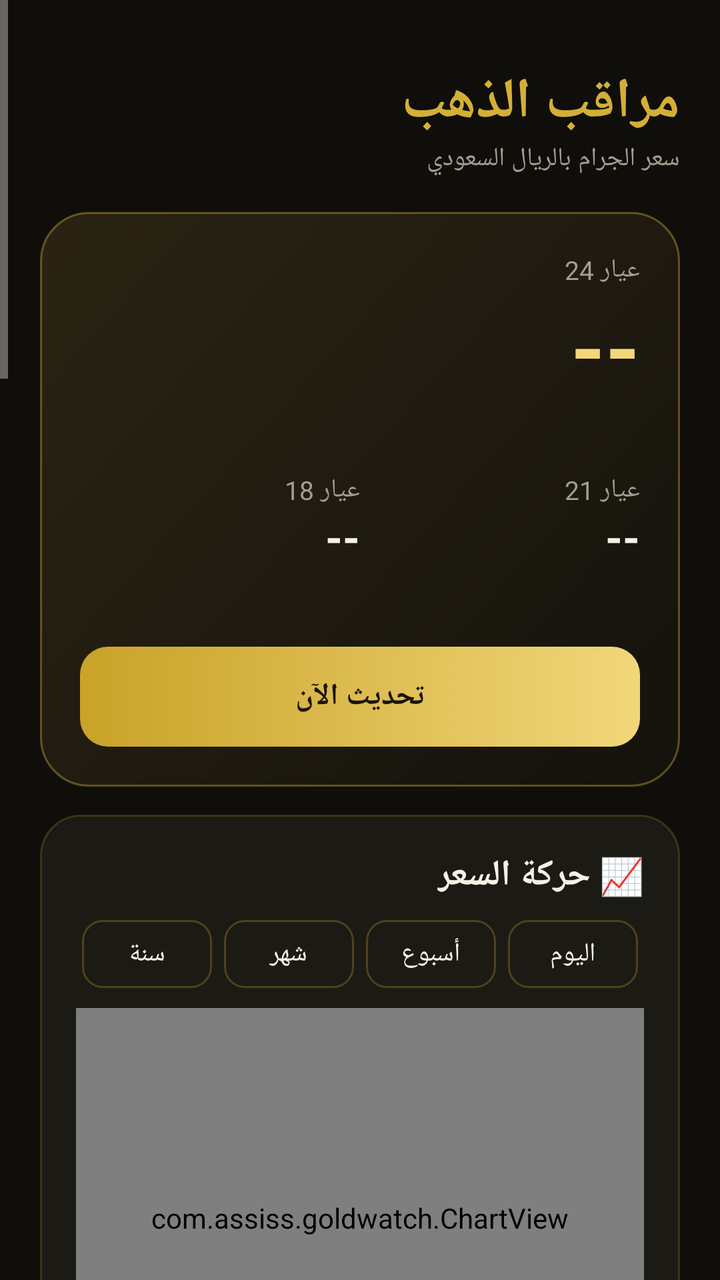
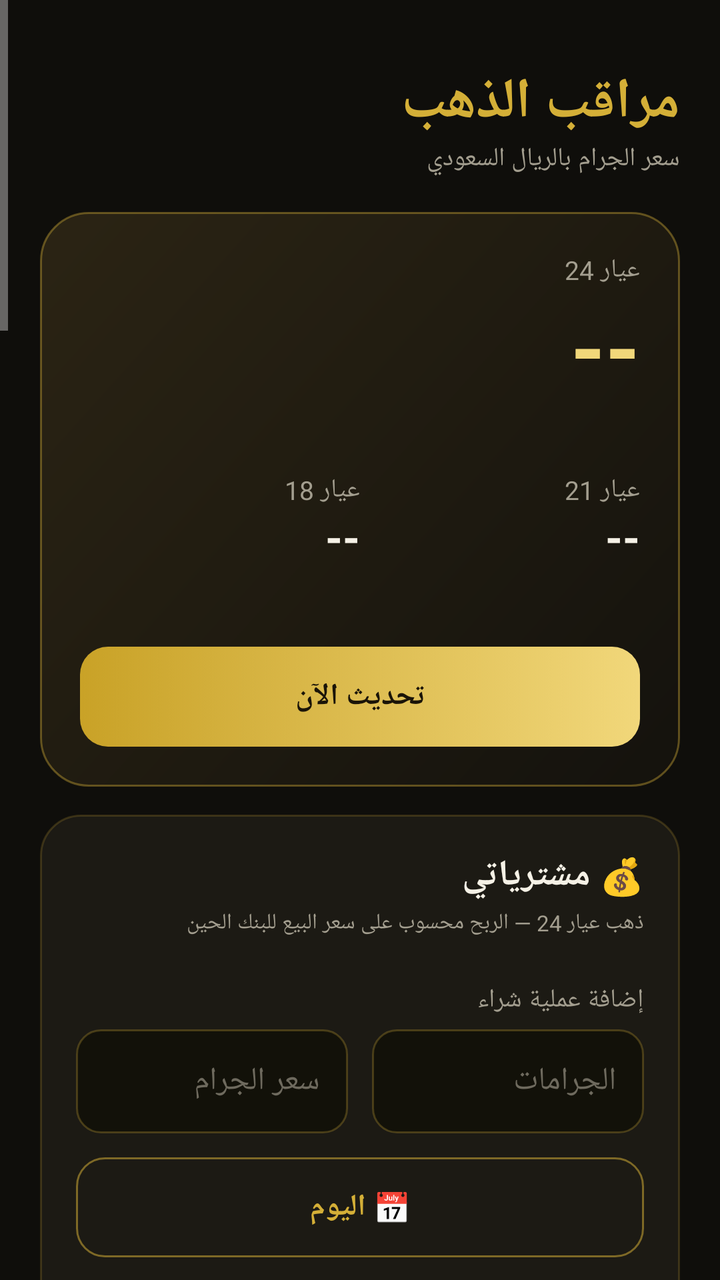

An Android layout rendered at two revisions. The XML below is the earlier revision; the diff shows what the commit changed to produce the second picture.
<!-- AndroidManifest.xml: application theme AppTheme -->
<!-- res/layout/activity_main.xml -->
<?xml version="1.0" encoding="utf-8"?>
<ScrollView xmlns:android="http://schemas.android.com/apk/res/android"
    android:layout_width="match_parent"
    android:layout_height="match_parent"
    android:fillViewport="true"
    android:layoutDirection="rtl">

    <LinearLayout
        android:layout_width="match_parent"
        android:layout_height="wrap_content"
        android:orientation="vertical"
        android:padding="20dp">

        <LinearLayout
            android:layout_width="match_parent"
            android:layout_height="wrap_content"
            android:layout_marginTop="12dp"
            android:orientation="horizontal"
            android:gravity="top">
            <LinearLayout
                android:layout_width="0dp"
                android:layout_height="wrap_content"
                android:layout_weight="1"
                android:orientation="vertical">
                <TextView
                    android:layout_width="wrap_content"
                    android:layout_height="wrap_content"
                    android:text="مراقب الذهب"
                    android:textColor="@color/gold"
                    android:textSize="28sp"
                    android:textStyle="bold" />
                <TextView style="@style/Label"
                    android:text="سعر الجرام بالريال السعودي" />
            </LinearLayout>

            
            <LinearLayout
                android:id="@+id/dedication"
                android:layout_width="wrap_content"
                android:layout_height="wrap_content"
                android:layout_marginTop="4dp"
                android:orientation="vertical"
                android:gravity="center"
                android:background="@drawable/badge_bg"
                android:paddingStart="14dp"
                android:paddingEnd="14dp"
                android:paddingTop="6dp"
                android:paddingBottom="8dp"
                android:visibility="gone">
                <TextView
                    android:layout_width="wrap_content"
                    android:layout_height="wrap_content"
                    android:text="✦ نسخة خاصة ✦"
                    android:textColor="@color/muted"
                    android:textSize="11sp" />
                <TextView
                    android:id="@+id/dedicationName"
                    android:layout_width="wrap_content"
                    android:layout_height="wrap_content"
                    android:textColor="@color/gold_light"
                    android:textSize="14sp"
                    android:textStyle="bold" />
            </LinearLayout>
        </LinearLayout>

        
        <LinearLayout
            android:layout_width="match_parent"
            android:layout_height="wrap_content"
            android:layout_marginTop="18dp"
            android:orientation="vertical"
            android:background="@drawable/hero_bg"
            android:padding="20dp">
            <TextView android:id="@+id/lMain" style="@style/Label" android:text="عيار 24" />
            <TextView android:id="@+id/pMain"
                android:layout_width="wrap_content" android:layout_height="wrap_content"
                android:text="--" android:textColor="@color/gold_light"
                android:textSize="44sp" android:textStyle="bold" />
            <TextView android:id="@+id/change"
                android:layout_width="wrap_content" android:layout_height="wrap_content"
                android:textColor="@color/muted" android:textSize="13sp" />

            
            <LinearLayout android:id="@+id/bankRow"
                android:layout_width="match_parent" android:layout_height="wrap_content"
                android:layout_marginTop="14dp" android:orientation="horizontal"
                android:background="@drawable/input_bg" android:padding="12dp"
                android:visibility="gone">
                <LinearLayout android:layout_width="0dp" android:layout_height="wrap_content"
                    android:layout_weight="1" android:orientation="vertical" android:gravity="center">
                    <TextView style="@style/Label" android:text="بيع للبنك" android:textSize="11sp" />
                    <TextView android:id="@+id/pSell" android:layout_width="wrap_content"
                        android:layout_height="wrap_content" android:text="--"
                        android:textColor="#FF8A80" android:textSize="17sp" android:textStyle="bold" />
                </LinearLayout>
                <LinearLayout android:layout_width="0dp" android:layout_height="wrap_content"
                    android:layout_weight="1" android:orientation="vertical" android:gravity="center">
                    <TextView style="@style/Label" android:text="العالمي" android:textSize="11sp" />
                    <TextView android:id="@+id/pWorld" android:layout_width="wrap_content"
                        android:layout_height="wrap_content" android:text="--"
                        android:textColor="@color/text" android:textSize="17sp" android:textStyle="bold" />
                </LinearLayout>
                <LinearLayout android:layout_width="0dp" android:layout_height="wrap_content"
                    android:layout_weight="1" android:orientation="vertical" android:gravity="center">
                    <TextView style="@style/Label" android:text="شراء من البنك" android:textSize="11sp" />
                    <TextView android:id="@+id/pBuy" android:layout_width="wrap_content"
                        android:layout_height="wrap_content" android:text="--"
                        android:textColor="#80E0A0" android:textSize="17sp" android:textStyle="bold" />
                </LinearLayout>
            </LinearLayout>

            <LinearLayout android:layout_width="match_parent" android:layout_height="wrap_content"
                android:layout_marginTop="16dp" android:orientation="horizontal">
                <LinearLayout android:layout_width="0dp" android:layout_height="wrap_content"
                    android:layout_weight="1" android:orientation="vertical">
                    <TextView android:id="@+id/lA" style="@style/Label" android:text="عيار 21" />
                    <TextView android:id="@+id/pA" android:layout_width="wrap_content"
                        android:layout_height="wrap_content" android:text="--"
                        android:textColor="@color/text" android:textSize="22sp" android:textStyle="bold" />
                </LinearLayout>
                <LinearLayout android:layout_width="0dp" android:layout_height="wrap_content"
                    android:layout_weight="1" android:orientation="vertical">
                    <TextView android:id="@+id/lB" style="@style/Label" android:text="عيار 18" />
                    <TextView android:id="@+id/pB" android:layout_width="wrap_content"
                        android:layout_height="wrap_content" android:text="--"
                        android:textColor="@color/text" android:textSize="22sp" android:textStyle="bold" />
                </LinearLayout>
            </LinearLayout>

            <TextView android:id="@+id/time"
                android:layout_width="wrap_content" android:layout_height="wrap_content"
                android:layout_marginTop="12dp" android:textColor="#7D786B" android:textSize="12sp" />
            <Button android:id="@+id/refresh" style="@style/GoldBtn" android:text="تحديث الآن" />
        </LinearLayout>

        
        <LinearLayout style="@style/Card">
            <TextView android:layout_width="wrap_content" android:layout_height="wrap_content"
                android:text="📈 حركة السعر" android:textColor="@color/text"
                android:textSize="18sp" android:textStyle="bold" />
            <LinearLayout android:layout_width="match_parent" android:layout_height="wrap_content"
                android:layout_marginTop="10dp" android:orientation="horizontal">
                <TextView android:id="@+id/tDay" android:layout_width="0dp" android:layout_weight="1"
                    android:layout_height="34dp" android:layout_marginStart="3dp" android:layout_marginEnd="3dp"
                    android:gravity="center" android:text="اليوم" android:textColor="@color/text"
                    android:textSize="13sp" android:background="@drawable/tab_bg" />
                <TextView android:id="@+id/tWeek" android:layout_width="0dp" android:layout_weight="1"
                    android:layout_height="34dp" android:layout_marginStart="3dp" android:layout_marginEnd="3dp"
                    android:gravity="center" android:text="أسبوع" android:textColor="@color/text"
                    android:textSize="13sp" android:background="@drawable/tab_bg" />
                <TextView android:id="@+id/tMonth" android:layout_width="0dp" android:layout_weight="1"
                    android:layout_height="34dp" android:layout_marginStart="3dp" android:layout_marginEnd="3dp"
                    android:gravity="center" android:text="شهر" android:textColor="@color/text"
                    android:textSize="13sp" android:background="@drawable/tab_bg" />
                <TextView android:id="@+id/tYear" android:layout_width="0dp" android:layout_weight="1"
                    android:layout_height="34dp" android:layout_marginStart="3dp" android:layout_marginEnd="3dp"
                    android:gravity="center" android:text="سنة" android:textColor="@color/text"
                    android:textSize="13sp" android:background="@drawable/tab_bg" />
            </LinearLayout>
            <com.assiss.goldwatch.ChartView android:id="@+id/chart"
                android:layout_width="match_parent" android:layout_height="210dp"
                android:layout_marginTop="10dp" android:layoutDirection="ltr" />
            <TextView android:id="@+id/chartInfo" android:layout_width="wrap_content"
                android:layout_height="wrap_content" android:layout_marginTop="6dp"
                android:textColor="@color/muted" android:textSize="13sp" />
            <TextView style="@style/Label" android:layout_marginTop="2dp" android:textSize="11sp"
                android:text="الخط الأحمر = سعر البيع للبنك • الأخضر = سعر الشراء من البنك. اسحب إصبعك على الرسم لعرض السعرين في أي نقطة." />
        </LinearLayout>

        
        <LinearLayout style="@style/Card">
            <TextView android:layout_width="wrap_content" android:layout_height="wrap_content"
                android:text="🔔 التنبيهات" android:textColor="@color/text"
                android:textSize="18sp" android:textStyle="bold" />
            <TextView style="@style/Label" android:layout_marginTop="10dp" android:text="العيار (يظهر كبير في التطبيق والودجت)" />
            <RadioGroup android:id="@+id/karats"
                android:layout_width="match_parent" android:layout_height="wrap_content"
                android:orientation="horizontal">
                <RadioButton android:id="@+id/k24" android:layout_width="0dp" android:layout_weight="1"
                    android:layout_height="wrap_content" android:text="24" android:textColor="@color/text"
                    android:buttonTint="@color/gold" />
                <RadioButton android:id="@+id/k21" android:layout_width="0dp" android:layout_weight="1"
                    android:layout_height="wrap_content" android:text="21" android:textColor="@color/text"
                    android:buttonTint="@color/gold" />
                <RadioButton android:id="@+id/k18" android:layout_width="0dp" android:layout_weight="1"
                    android:layout_height="wrap_content" android:text="18" android:textColor="@color/text"
                    android:buttonTint="@color/gold" />
            </RadioGroup>

            <TextView style="@style/Label" android:layout_marginTop="10dp"
                android:text="▲ للبيع: نبهني إذا سعر البيع للبنك ارتفع فوق" />
            <EditText android:id="@+id/up" style="@style/Input" android:hint="مثال: 390" />

            <TextView style="@style/Label" android:layout_marginTop="12dp"
                android:text="▼ للشراء: نبهني إذا سعر الشراء من البنك نزل تحت" />
            <EditText android:id="@+id/low" style="@style/Input" android:hint="مثال: 370" />

            <Button android:id="@+id/save" style="@style/GoldBtn" android:text="حفظ التنبيه" />
            <Button android:id="@+id/clear" style="@style/GhostBtn" android:text="إلغاء التنبيهات" />
            <Button android:id="@+id/testAlert" style="@style/GhostBtn" android:text="🔔 جرّب التنبيه" />
            <TextView android:id="@+id/alertStatus"
                android:layout_width="wrap_content" android:layout_height="wrap_content"
                android:layout_marginTop="12dp" android:textColor="@color/gold_light"
                android:textSize="14sp" android:lineSpacingExtra="4dp" />
        </LinearLayout>

        
        <LinearLayout style="@style/Card">
            <TextView android:layout_width="wrap_content" android:layout_height="wrap_content"
                android:text="🏦 سعر البنك" android:textColor="@color/text"
                android:textSize="18sp" android:textStyle="bold" />
            <TextView style="@style/Label" android:layout_marginTop="8dp" android:lineSpacingExtra="3dp"
                android:text="اكتب فرق البنك عن السعر العالمي (٪)، وتطلع لك أسعار البيع والشراء جنب السعر العالمي. تنبيه البيع يمشي على سعر البيع، وتنبيه الشراء على سعر الشراء. خلها 0 للسعر العالمي بس." />
            <RadioGroup android:id="@+id/marginMode"
                android:layout_width="match_parent" android:layout_height="wrap_content"
                android:layout_marginTop="8dp" android:orientation="horizontal">
                <RadioButton android:id="@+id/modeSell" android:layout_width="0dp" android:layout_weight="1"
                    android:layout_height="wrap_content" android:text="الرقم الكبير: البيع"
                    android:textColor="@color/text" android:buttonTint="@color/gold" />
                <RadioButton android:id="@+id/modeBuy" android:layout_width="0dp" android:layout_weight="1"
                    android:layout_height="wrap_content" android:text="الرقم الكبير: الشراء"
                    android:textColor="@color/text" android:buttonTint="@color/gold" />
            </RadioGroup>
            <EditText android:id="@+id/margin" style="@style/Input" android:hint="فرق البنك ٪ — الأهلي تقريباً 1" />
            <Button android:id="@+id/saveMargin" style="@style/GoldBtn" android:text="حفظ" />
        </LinearLayout>

        
        <LinearLayout style="@style/Card">
            <TextView android:layout_width="wrap_content" android:layout_height="wrap_content"
                android:text="الإعداد" android:textColor="@color/text"
                android:textSize="18sp" android:textStyle="bold" />
            <Button android:id="@+id/addWidget" style="@style/GoldBtn" android:text="أضف الودجت للشاشة" />
            <LinearLayout android:layout_width="match_parent" android:layout_height="wrap_content"
                android:layout_marginTop="16dp" android:orientation="horizontal">
                <TextView style="@style/Label" android:layout_width="0dp" android:layout_weight="1"
                    android:text="شفافية خلفية الودجت" />
                <TextView android:id="@+id/alphaValue" android:layout_width="wrap_content"
                    android:layout_height="wrap_content" android:textColor="@color/gold_light"
                    android:textSize="13sp" android:textStyle="bold" />
            </LinearLayout>
            <SeekBar android:id="@+id/alphaBar" android:layout_width="match_parent"
                android:layout_height="wrap_content" android:layout_marginTop="6dp"
                android:max="100" android:progressTint="@color/gold"
                android:thumbTint="@color/gold_light" android:progressBackgroundTint="#55D4AF37" />
            <LinearLayout android:layout_width="match_parent" android:layout_height="wrap_content"
                android:orientation="horizontal">
                <TextView style="@style/Label" android:layout_width="0dp" android:layout_weight="1"
                    android:textSize="11sp" android:text="معتم" />
                <TextView style="@style/Label" android:textSize="11sp" android:text="شفاف" />
            </LinearLayout>
            <Button android:id="@+id/battery" style="@style/GhostBtn" android:text="استثناء التطبيق من توفير البطارية" />
            <TextView style="@style/Label" android:layout_marginTop="12dp" android:lineSpacingExtra="4dp"
                android:text="• السعر يتحدث تلقائياً كل 15 دقيقة تقريباً (أقل مدة يسمح فيها أندرويد).\n• الأسعار عالمية محوّلة للريال على سعر 3.75، وقد تختلف عن أسعار المحلات بسبب المصنعية والضريبة.\n• استثناء التطبيق من توفير البطارية يضمن وصول التنبيهات في وقتها." />
        </LinearLayout>

        
        <View
            android:layout_width="48dp"
            android:layout_height="2dp"
            android:layout_gravity="center_horizontal"
            android:layout_marginTop="28dp"
            android:background="@color/gold" />
        <TextView
            android:layout_width="wrap_content"
            android:layout_height="wrap_content"
            android:layout_gravity="center_horizontal"
            android:layout_marginTop="12dp"
            android:text="تصميم وتطوير"
            android:textColor="@color/muted"
            android:textSize="12sp" />
        <TextView
            android:layout_width="wrap_content"
            android:layout_height="wrap_content"
            android:layout_gravity="center_horizontal"
            android:layout_marginTop="2dp"
            android:text="مسفر القحطاني"
            android:textColor="@color/gold"
            android:textSize="18sp"
            android:textStyle="bold"
            android:letterSpacing="0.05" />
        <TextView
            android:id="@+id/version"
            android:layout_width="wrap_content"
            android:layout_height="wrap_content"
            android:layout_gravity="center_horizontal"
            android:layout_marginTop="4dp"
            android:layout_marginBottom="16dp"
            android:textColor="#5E5A4F"
            android:textSize="11sp" />
    </LinearLayout>
</ScrollView>
<!-- resources referenced by this layout -->
<resources>
  <color name="gold">#D4AF37</color>
  <color name="gold_light">#F1D77A</color>
  <color name="muted">#A39E8F</color>
  <color name="text">#F5F1E6</color>
  <!-- drawable badge_bg (drawable) -->
  <shape xmlns:android="http://schemas.android.com/apk/res/android" android:shape="rectangle">
      <gradient android:angle="315" android:startColor="#3A2F12" android:endColor="#1C1A14" />
      <corners android:radius="14dp" />
      <stroke android:width="1dp" android:color="#AAD4AF37" />
  </shape>
  <!-- drawable hero_bg (drawable) -->
  <shape xmlns:android="http://schemas.android.com/apk/res/android" android:shape="rectangle">
      <gradient android:angle="315" android:startColor="#2B2414" android:endColor="#14120D" />
      <corners android:radius="24dp" />
      <stroke android:width="1dp" android:color="#66D4AF37" />
  </shape>
  <!-- drawable input_bg (drawable) -->
  <shape xmlns:android="http://schemas.android.com/apk/res/android" android:shape="rectangle">
      <solid android:color="#121109" />
      <corners android:radius="12dp" />
      <stroke android:width="1dp" android:color="#44D4AF37" />
  </shape>
  <!-- drawable tab_bg (drawable) -->
  <selector xmlns:android="http://schemas.android.com/apk/res/android">
      <item android:state_selected="true">
          <shape><solid android:color="#D4AF37" /><corners android:radius="10dp" /></shape>
      </item>
      <item>
          <shape><solid android:color="#00000000" /><corners android:radius="10dp" /><stroke android:width="1dp" android:color="#44D4AF37" /></shape>
      </item>
  </selector>
  <style name="Card">
          <item name="android:layout_width">match_parent</item>
          <item name="android:layout_height">wrap_content</item>
          <item name="android:orientation">vertical</item>
          <item name="android:background">@drawable/card_bg</item>
          <item name="android:padding">18dp</item>
          <item name="android:layout_marginTop">14dp</item>
      </style>
  <style name="GhostBtn" parent="GoldBtn">
          <item name="android:background">@drawable/btn_ghost</item>
          <item name="android:textColor">@color/gold</item>
      </style>
  <style name="GoldBtn">
          <item name="android:layout_width">match_parent</item>
          <item name="android:layout_height">50dp</item>
          <item name="android:background">@drawable/btn_gold</item>
          <item name="android:textColor">#1A1408</item>
          <item name="android:textStyle">bold</item>
          <item name="android:textSize">15sp</item>
          <item name="android:layout_marginTop">12dp</item>
          <item name="android:stateListAnimator">@null</item>
      </style>
  <style name="Label">
          <item name="android:layout_width">wrap_content</item>
          <item name="android:layout_height">wrap_content</item>
          <item name="android:textColor">@color/muted</item>
          <item name="android:textSize">13sp</item>
      </style>
  <!-- drawable card_bg (drawable) -->
  <shape xmlns:android="http://schemas.android.com/apk/res/android" android:shape="rectangle">
      <solid android:color="@color/card" />
      <corners android:radius="20dp" />
      <stroke android:width="1dp" android:color="#33D4AF37" />
  </shape>
  <!-- drawable btn_ghost (drawable) -->
  <selector xmlns:android="http://schemas.android.com/apk/res/android">
      <item android:state_pressed="true">
          <shape><solid android:color="#22D4AF37" /><corners android:radius="14dp" /><stroke android:width="1dp" android:color="@color/gold" /></shape>
      </item>
      <item>
          <shape><solid android:color="#00000000" /><corners android:radius="14dp" /><stroke android:width="1dp" android:color="#88D4AF37" /></shape>
      </item>
  </selector>
  <color name="bg">#0F0E0B</color>
  <color name="card">#1C1A14</color>
  <!-- unchanged entries left out for length: 3 -->
</resources>

<!-- the commit's change to res/layout/activity_main.xml (unified diff, before → after) -->
@@ -136,6 +136,46 @@
         
         <LinearLayout style="@style/Card">
             <TextView android:layout_width="wrap_content" android:layout_height="wrap_content"
+                android:text="💰 مشترياتي" android:textColor="@color/text"
+                android:textSize="18sp" android:textStyle="bold" />
+            <TextView style="@style/Label" android:layout_marginTop="4dp" android:textSize="11sp"
+                android:text="ذهب عيار 24 — الربح محسوب على سعر البيع للبنك الحين" />
+
+            <LinearLayout android:id="@+id/pfSummary"
+                android:layout_width="match_parent" android:layout_height="wrap_content"
+                android:layout_marginTop="12dp" android:orientation="vertical"
+                android:background="@drawable/input_bg" android:padding="14dp"
+                android:visibility="gone">
+                <TextView style="@style/Label" android:text="لو بعت الحين" android:textSize="12sp" />
+                <TextView android:id="@+id/pfProfit" android:layout_width="wrap_content"
+                    android:layout_height="wrap_content" android:textSize="30sp" android:textStyle="bold"
+                    android:textColor="@color/gold_light" />
+                <TextView android:id="@+id/pfPct" android:layout_width="wrap_content"
+                    android:layout_height="wrap_content" android:textSize="13sp" android:textStyle="bold" />
+                <TextView android:id="@+id/pfDetails" android:layout_width="wrap_content"
+                    android:layout_height="wrap_content" android:layout_marginTop="10dp"
+                    android:textColor="@color/text" android:textSize="13sp" android:lineSpacingExtra="5dp" />
+            </LinearLayout>
+
+            <LinearLayout android:id="@+id/pfList"
+                android:layout_width="match_parent" android:layout_height="wrap_content"
+                android:layout_marginTop="8dp" android:orientation="vertical" />
+
+            <TextView style="@style/Label" android:layout_marginTop="14dp" android:text="إضافة عملية شراء" />
+            <LinearLayout android:layout_width="match_parent" android:layout_height="wrap_content"
+                android:orientation="horizontal">
+                <EditText android:id="@+id/pfGrams" style="@style/Input" android:layout_width="0dp"
+                    android:layout_weight="1" android:layout_marginEnd="6dp" android:hint="الجرامات" />
+                <EditText android:id="@+id/pfPrice" style="@style/Input" android:layout_width="0dp"
+                    android:layout_weight="1" android:layout_marginStart="6dp" android:hint="سعر الجرام" />
+            </LinearLayout>
+            <Button android:id="@+id/pfDate" style="@style/GhostBtn" android:text="📅 اليوم" />
+            <Button android:id="@+id/pfAdd" style="@style/GoldBtn" android:text="➕ إضافة" />
+        </LinearLayout>
+
+        
+        <LinearLayout style="@style/Card">
+            <TextView android:layout_width="wrap_content" android:layout_height="wrap_content"
                 android:text="📈 حركة السعر" android:textColor="@color/text"
                 android:textSize="18sp" android:textStyle="bold" />
             <LinearLayout android:layout_width="match_parent" android:layout_height="wrap_content"
